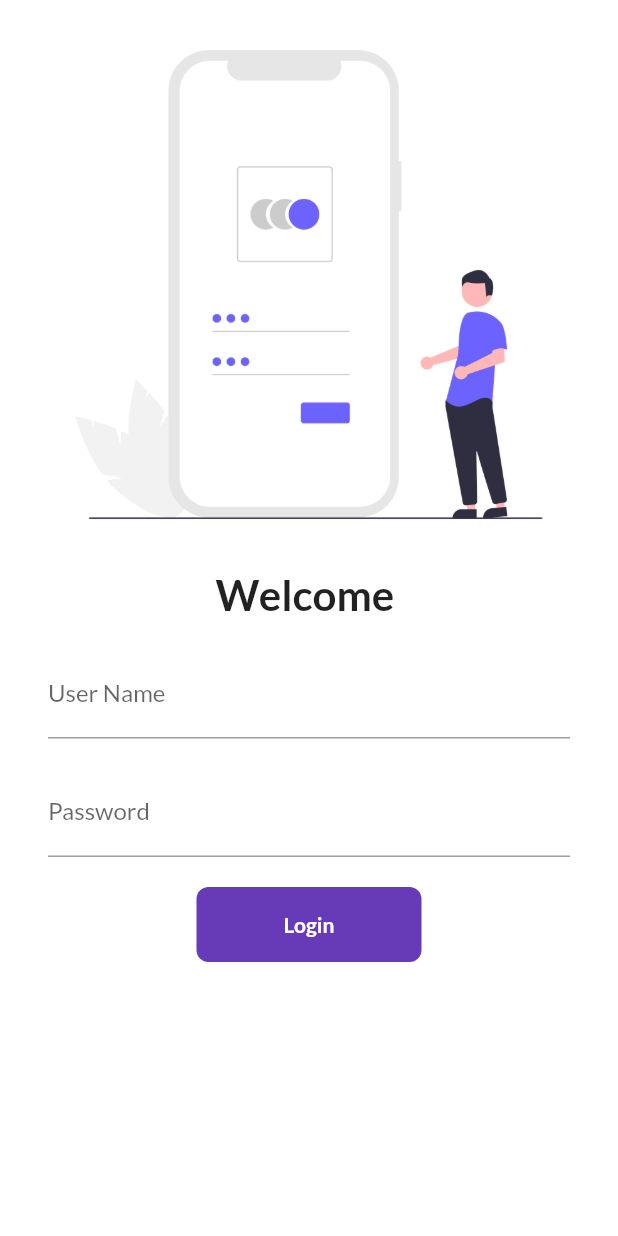
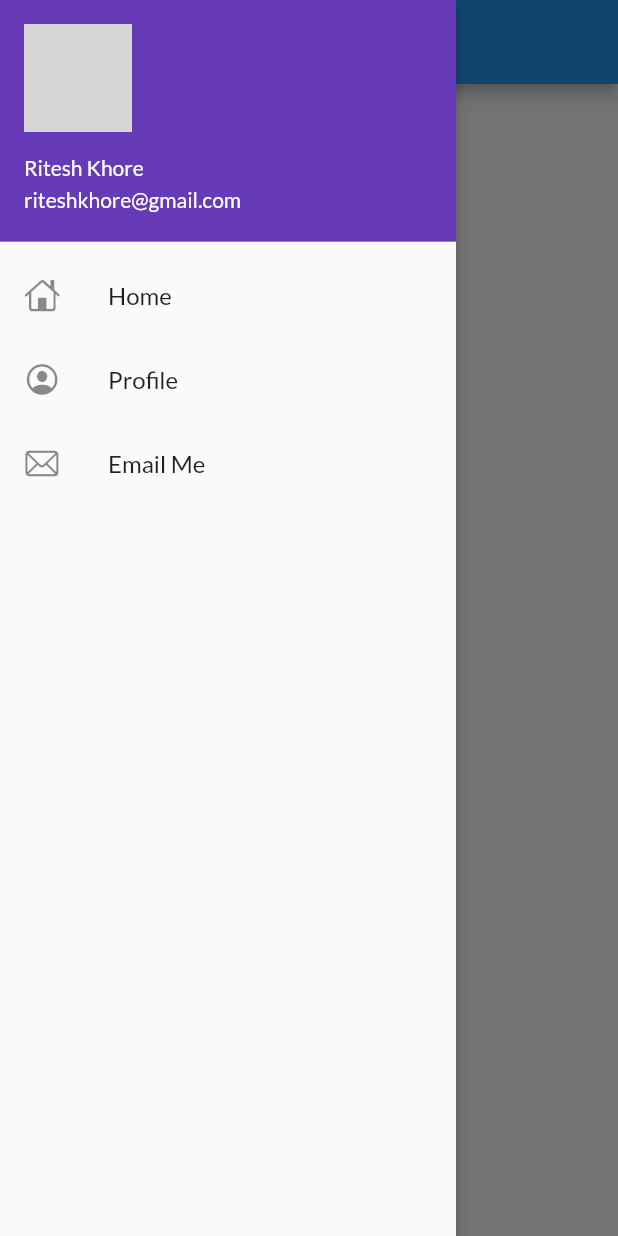
Before and after one commit to ritesh-15/flutter-tutorial, a Flutter app: the screen it shows after launch, with the side drawer open (before the commit the screen has no drawer), on a phone screen of 412 x 824 dp. Run offline on Flutter 3.47's test engine with Material 2 defaults, Android fonts, the phone set to English and light mode, and no system bars; our stand-ins replace google_fonts; network calls fail; grey boxes are pictures that could not be loaded.

Commit message:
learned about drawer and inspector

```diff
--- a/lib/main.dart
+++ b/lib/main.dart
@@ -1,7 +1,7 @@
 import 'package:flutter/material.dart';
 import 'package:flutter_application/pages/home_page.dart';
 import 'package:flutter_application/pages/login_page.dart';
-import 'package:flutter_application/routes/NavigationRoutes.dart';
+import 'package:flutter_application/routes/navigation_routes.dart';
 import 'package:google_fonts/google_fonts.dart';
 
 void main() {
@@ -18,8 +18,9 @@ class MyApp extends StatelessWidget {
       theme: ThemeData(fontFamily: GoogleFonts.lato().fontFamily),
       darkTheme: ThemeData(brightness: Brightness.dark),
       themeMode: ThemeMode.light,
+      debugShowCheckedModeBanner: false,
       routes: {
-        "/": (context) => LoginPage(),
+        "/": (context) => HomePage(),
         NavigationRoutes.loginRoute: (context) => LoginPage(),
         NavigationRoutes.homeRoute: (context) => HomePage()
       },
--- a/lib/pages/home_page.dart
+++ b/lib/pages/home_page.dart
@@ -1,4 +1,5 @@
 import 'package:flutter/material.dart';
+import 'package:flutter_application/widgets/drawer.dart';
 
 class HomePage extends StatelessWidget {
   const HomePage({Key? key}) : super(key: key);
@@ -14,7 +15,7 @@ class HomePage extends StatelessWidget {
           child: Text("Welcome to home page"),
         ),
       ),
-      drawer: Drawer(),
+      drawer: MyDrawer(),
     );
   }
 }
--- a/lib/pages/login_page.dart
+++ b/lib/pages/login_page.dart
@@ -1,5 +1,5 @@
 import 'package:flutter/material.dart';
-import 'package:flutter_application/routes/NavigationRoutes.dart';
+import 'package:flutter_application/routes/navigation_routes.dart';
 
 class LoginPage extends StatefulWidget {
   const LoginPage({Key? key}) : super(key: key);
@@ -25,22 +25,28 @@ class _LoginPageState extends State<LoginPage> {
     }
   }
 
+
   @override
   Widget build(BuildContext context) {
     return Material(
         color: Colors.white,
         child: Form(
           key: _formKey,
+          child: SingleChildScrollView(
             child: Column(
               children: [
+                const SizedBox(
+                  height: 40,
+                ),
                 Image.asset(
                   "assets/images/login_image.png",
                   fit: BoxFit.cover,
+                  height: 300,
                 ),
                 Text(
                   "Welcome $name",
-                style:
-                    const TextStyle(fontSize: 28, fontWeight: FontWeight.bold),
+                  style: const TextStyle(
+                      fontSize: 28, fontWeight: FontWeight.bold),
                 ),
                 const SizedBox(
                   height: 20,
@@ -111,6 +117,7 @@ class _LoginPageState extends State<LoginPage> {
                 )
               ],
             ),
+          ),
         ));
   }
 }
--- /dev/null
+++ b/lib/widgets/drawer.dart
@@ -0,0 +1,53 @@
+import 'package:flutter/cupertino.dart';
+import 'package:flutter/material.dart';
+import 'package:flutter/src/foundation/key.dart';
+import 'package:flutter/src/widgets/framework.dart';
+
+class MyDrawer extends StatelessWidget {
+  const MyDrawer({Key? key}) : super(key: key);
+
+  @override
+  Widget build(BuildContext context) {
+    return Drawer(
+      elevation: 4,
+      child: ListView(
+        padding: EdgeInsets.zero,
+        children: [
+          DrawerHeader(
+              padding: EdgeInsets.zero,
+              child: const UserAccountsDrawerHeader(
+                margin: EdgeInsets.zero,
+                decoration: BoxDecoration(color: Colors.deepPurple),
+                accountName: const Text("Ritesh Khore"),
+                accountEmail: const Text("riteshkhore@gmail.com"),
+                currentAccountPicture: const CircleAvatar(
+                  backgroundImage: const NetworkImage(
+                      "https://images.unsplash.com/photo-1599566150163-29194dcaad36?ixlib=rb-1.2.1&ixid=MnwxMjA3fDB8MHxzZWFyY2h8M3x8YXZhdGFyfGVufDB8fDB8fA%3D%3D&auto=format&fit=crop&w=500&q=60"),
+                ),
+              )),
+          ListTile(
+            leading: Icon(CupertinoIcons.home),
+            title: Text(
+              "Home",
+              style: TextStyle(fontSize: 16),
+            ),
+          ),
+          ListTile(
+            leading: Icon(CupertinoIcons.profile_circled),
+            title: Text(
+              "Profile",
+              style: TextStyle(fontSize: 16),
+            ),
+          ),
+          ListTile(
+            leading: Icon(CupertinoIcons.mail),
+            title: Text(
+              "Email Me",
+              style: TextStyle(fontSize: 16),
+            ),
+          )
+        ],
+      ),
+    );
+  }
+}
```
Also changed, not shown: lib/routes/navigation_routes.dart (renamed from lib/routes/NavigationRoutes.dart). Lines whose indentation alone changed are shown as unchanged.
